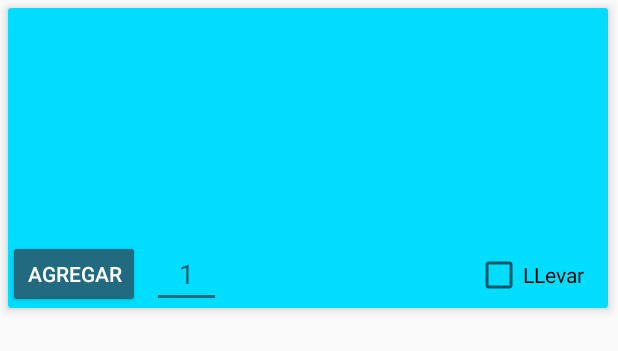
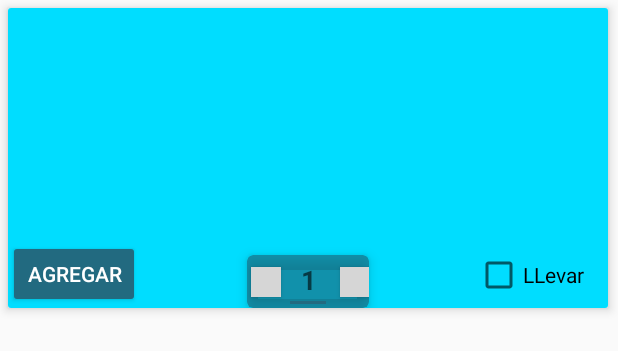
Before and after one commit to arevalocarloseduardo/Maggys, an Android app: the layout menus.xml on its own in the app's theme, with its tools: preview values and no code run, on a phone screen of 412 x 824 dp. Shown: the top 351 px of the screen. Run offline under Robolectric (Android 15) with nearby library versions, the phone set to English and light mode, and no system bars; grey boxes are pictures that could not be loaded.

Commit message:
le agrege boton mas menos

```diff
--- a/app/src/main/java/com/appsmaggys/caear/appfuentedesodamaggys/MenuActivity.kt
+++ b/app/src/main/java/com/appsmaggys/caear/appfuentedesodamaggys/MenuActivity.kt
@@ -122,8 +122,6 @@ class MenuActivity : AppCompatActivity(), NavigationView.OnNavigationItemSelecte
             .setTransition(FragmentTransaction.TRANSIT_FRAGMENT_OPEN)
             .commit()
 
-
-
             val toggle = ActionBarDrawerToggle(
                 this, drawer_layout, toolbar, R.string.navigation_drawer_open, R.string.navigation_drawer_close
             )
@@ -131,9 +129,6 @@ class MenuActivity : AppCompatActivity(), NavigationView.OnNavigationItemSelecte
             toggle.syncState()
 
             nav_view.setNavigationItemSelectedListener(this)
-
-
-
     }
 
     private fun irFragment(fragment: Fragment) {
@@ -201,12 +196,8 @@ class MenuActivity : AppCompatActivity(), NavigationView.OnNavigationItemSelecte
 
         drawer_layout.closeDrawer(GravityCompat.START)
         return true
-
     }
 
-    private fun marcarSeleccionado(s: String) {
-
-    }
     fun BottomNavigationView.desactivarMovimiento() {
         val menuView = getChildAt(0) as BottomNavigationMenuView
 
--- a/app/src/main/java/com/appsmaggys/caear/appfuentedesodamaggys/RecyclerAdapter.kt
+++ b/app/src/main/java/com/appsmaggys/caear/appfuentedesodamaggys/RecyclerAdapter.kt
@@ -34,27 +34,49 @@ class RecyclerAdapter(var list: MutableList<DatosImagenes>): RecyclerView.Adapte
             val cant =itemView.edCant
             val btn=itemView.btn_agregarMenu
             val text = data.mimageUrl
+            val btnM=itemView.btnMenos
+            val btnMa=itemView.btnMas
+            val card = itemView.cardBtn
+
             auth= FirebaseAuth.getInstance()
             var myuserobj = auth.currentUser
 
             val nombre = myuserobj?.displayName.toString()
             cant.setText("1")
+            var cantidad=1
+
+            btnMa.setOnClickListener {
+
+                val canti=cant.text.toString().toInt()
+                cantidad= canti+1
+
+                cant.setText(cantidad.toString())
+
+            }
+            btnM.setOnClickListener {
+
+                val canti=cant.text.toString().toInt()
+                if(canti>1){
+                    cantidad=canti-1
+                    cant.setText(cantidad.toString())
+                }
+
+            }
+
             btn.setOnClickListener {
-
-
                 var paraLlevar: String
                 paraLlevar = if (checkBox1.isChecked) "Para LLevar"
                 else ""
                 val referenciaPedidos = FirebaseDatabase.getInstance().getReference("Pedidos")
-
                 val fecha ="17/07/2018"
                 val hora = "20:20"
-
                 val heroId = referenciaPedidos.push().key.toString()
                 if (cant.text.isNotEmpty()){
                     val hero = DatosPedidos(heroId,nombre,data.mName,paraLlevar,cant.text.toString().trim(),data.precio,"","","","","",hora,fecha)
                     referenciaPedidos.child(heroId).setValue(hero)
                     Toast.makeText(itemView.context,"agregaste:${cant.text}",Toast.LENGTH_SHORT).show()
+                    cant.setText("1")
+                    cantidad=1
                 }
         }
             itemView.progressBarMenu.visibility = View.VISIBLE
--- a/app/src/main/res/layout/menus.xml
+++ b/app/src/main/res/layout/menus.xml
@@ -17,23 +17,15 @@
                 android:layout_height="200dp" app:srcCompat="@android:color/holo_blue_bright"
                 android:id="@+id/imagenMenu"
                 app:layout_constraintTop_toTopOf="parent" app:layout_constraintStart_toStartOf="parent"
-                app:layout_constraintEnd_toEndOf="parent" app:layout_constraintHorizontal_bias="0.153"/>
-        <EditText
-                android:layout_width="46dp"
-                android:layout_height="wrap_content"
-                android:ems="10"
-                android:id="@+id/edCant"
-                android:hint="1" android:inputType="number"
-                android:textAlignment="center" app:layout_constraintStart_toEndOf="@+id/btn_agregarMenu"
-                android:layout_marginStart="8dp"
-                app:layout_constraintBottom_toBottomOf="parent"/>
+                app:layout_constraintEnd_toEndOf="parent"/>
         <CheckBox
                 android:text="LLevar"
                 android:layout_width="0dp"
                 android:layout_height="28dp"
                 android:id="@+id/cbLLevarMenu"
                 app:layout_constraintEnd_toEndOf="parent" android:layout_marginEnd="16dp"
-                android:layout_marginBottom="8dp" app:layout_constraintBottom_toBottomOf="parent"/>
+                android:layout_marginBottom="8dp" app:layout_constraintBottom_toBottomOf="parent"
+                android:visibility="visible"/>
         <Button
                 android:text="Agregar"
                 android:layout_width="wrap_content"
@@ -41,7 +33,58 @@
                 android:id="@+id/btn_agregarMenu"
                 style="@style/Widget.AppCompat.Button.Colored"
                 app:layout_constraintStart_toStartOf="parent"
-                app:layout_constraintBottom_toBottomOf="parent"/>
+                app:layout_constraintBottom_toBottomOf="parent"
+        />
+        <android.support.v7.widget.CardView
+                android:layout_width="81dp"
+                android:layout_height="35dp"
+                app:cardCornerRadius="4dp"
+                app:cardElevation="5dp"
+                android:visibility="visible" android:id="@+id/cardBtn"
+                app:layout_constraintStart_toEndOf="@+id/btn_agregarMenu"
+                android:layout_marginStart="8dp" android:layout_marginEnd="8dp"
+                app:layout_constraintEnd_toStartOf="@+id/cbLLevarMenu"
+                app:cardBackgroundColor="@color/colorPrimaryDark"
+                app:layout_constraintBottom_toBottomOf="parent">
+            <android.support.constraint.ConstraintLayout
+                    android:layout_width="match_parent"
+                    android:layout_height="match_parent">
+
+                <EditText
+                        android:layout_width="32dp"
+                        android:layout_height="41dp"
+                        android:ems="10"
+                        android:id="@+id/edCant"
+                        android:hint="1" android:inputType="number"
+                        android:textAlignment="center"
+                        android:visibility="visible"
+                        android:textColor="@color/cardview_light_background"
+                        android:textColorLink="@color/cardview_light_background"
+                        app:layout_constraintTop_toTopOf="parent"
+                        app:layout_constraintBottom_toBottomOf="parent"
+                        android:layout_marginStart="8dp" app:layout_constraintStart_toStartOf="parent"
+                        android:layout_marginEnd="8dp" app:layout_constraintEnd_toEndOf="parent"
+                        android:textStyle="bold"/>
+                <Button
+                        android:text="+"
+                        android:layout_width="20dp"
+                        android:layout_height="20dp" android:id="@+id/btnMas"
+                        app:layout_constraintEnd_toEndOf="parent" android:background="@mipmap/ic_launcher_mas"
+                        android:layout_marginBottom="8dp" app:layout_constraintBottom_toBottomOf="parent"
+                        android:layout_marginTop="8dp" app:layout_constraintTop_toTopOf="parent"
+                        app:layout_constraintStart_toEndOf="@+id/edCant" android:layout_marginStart="5dp"/>
+                <Button
+                        android:text="-"
+                        android:layout_width="20dp"
+                        android:layout_height="20dp" android:id="@+id/btnMenos"
+                        android:background="@mipmap/ic_launcher_menos"
+                        android:layout_marginTop="8dp"
+                        app:layout_constraintTop_toTopOf="parent" android:layout_marginStart="8dp"
+                        app:layout_constraintStart_toStartOf="parent" android:layout_marginBottom="8dp"
+                        app:layout_constraintBottom_toBottomOf="parent" app:layout_constraintEnd_toStartOf="@+id/edCant"
+                        android:layout_marginEnd="8dp"/>
+            </android.support.constraint.ConstraintLayout>
+        </android.support.v7.widget.CardView>
         <ProgressBar
                 style="?android:attr/progressBarStyle"
                 android:layout_width="50dp"
--- a/app/src/main/res/values/colors.xml
+++ b/app/src/main/res/values/colors.xml
@@ -1,7 +1,7 @@
 <?xml version="1.0" encoding="utf-8"?>
 <resources>
     <color name="colorPrimary">#418ea5</color>
-    <color name="colorPrimaryDark">#1d5f73</color>
+    <color name="colorPrimaryDark">#981d5f73</color>
     <color name="colorAccent">#226a80</color>
     <color name="colorBlanco">#00ffffff</color>
     <color name="colorRojo">#ca1212</color>
```
